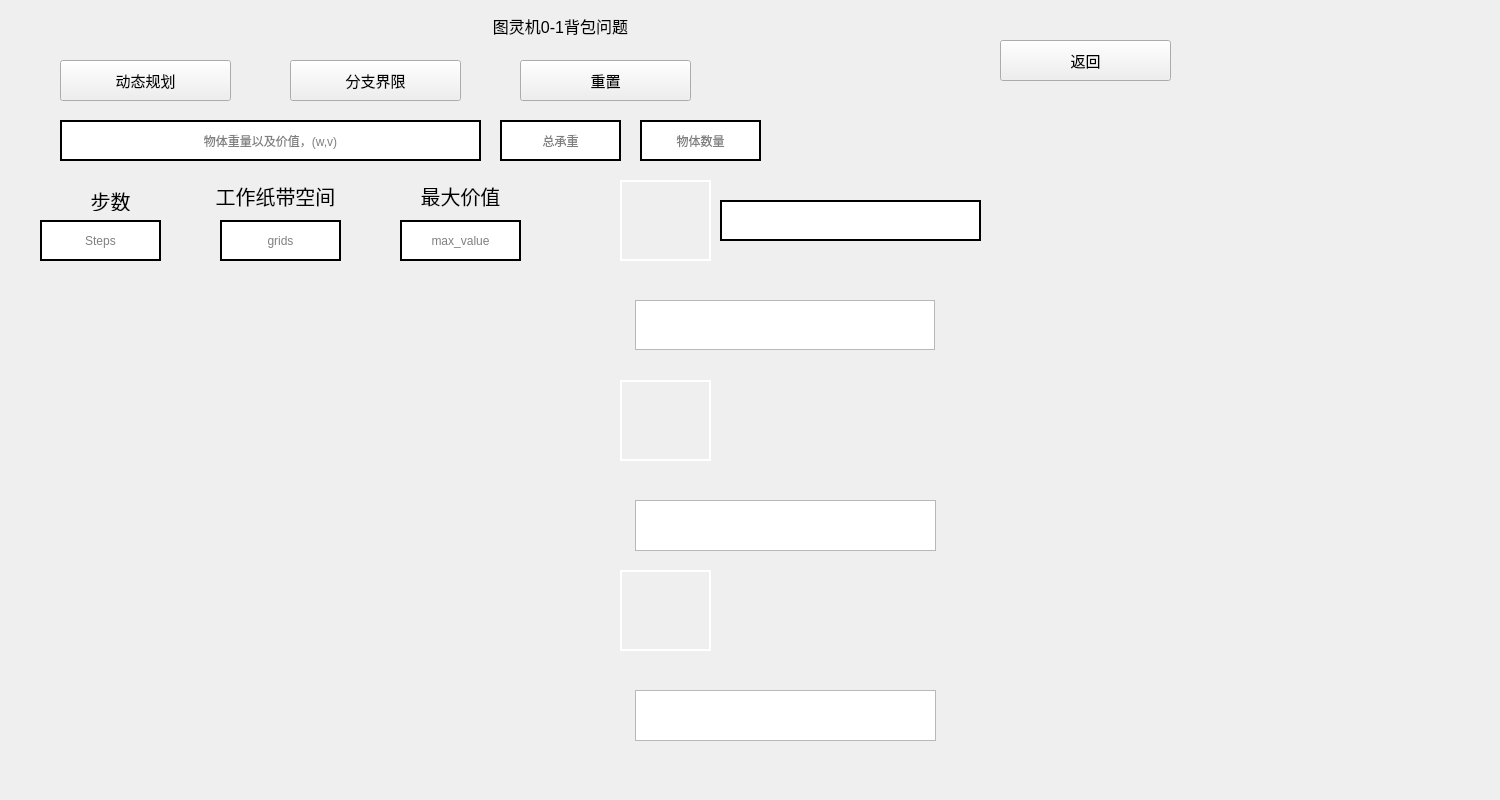
Old version of the form ui/knapsack.ui in the repository Createrzj/Turing-Machine.
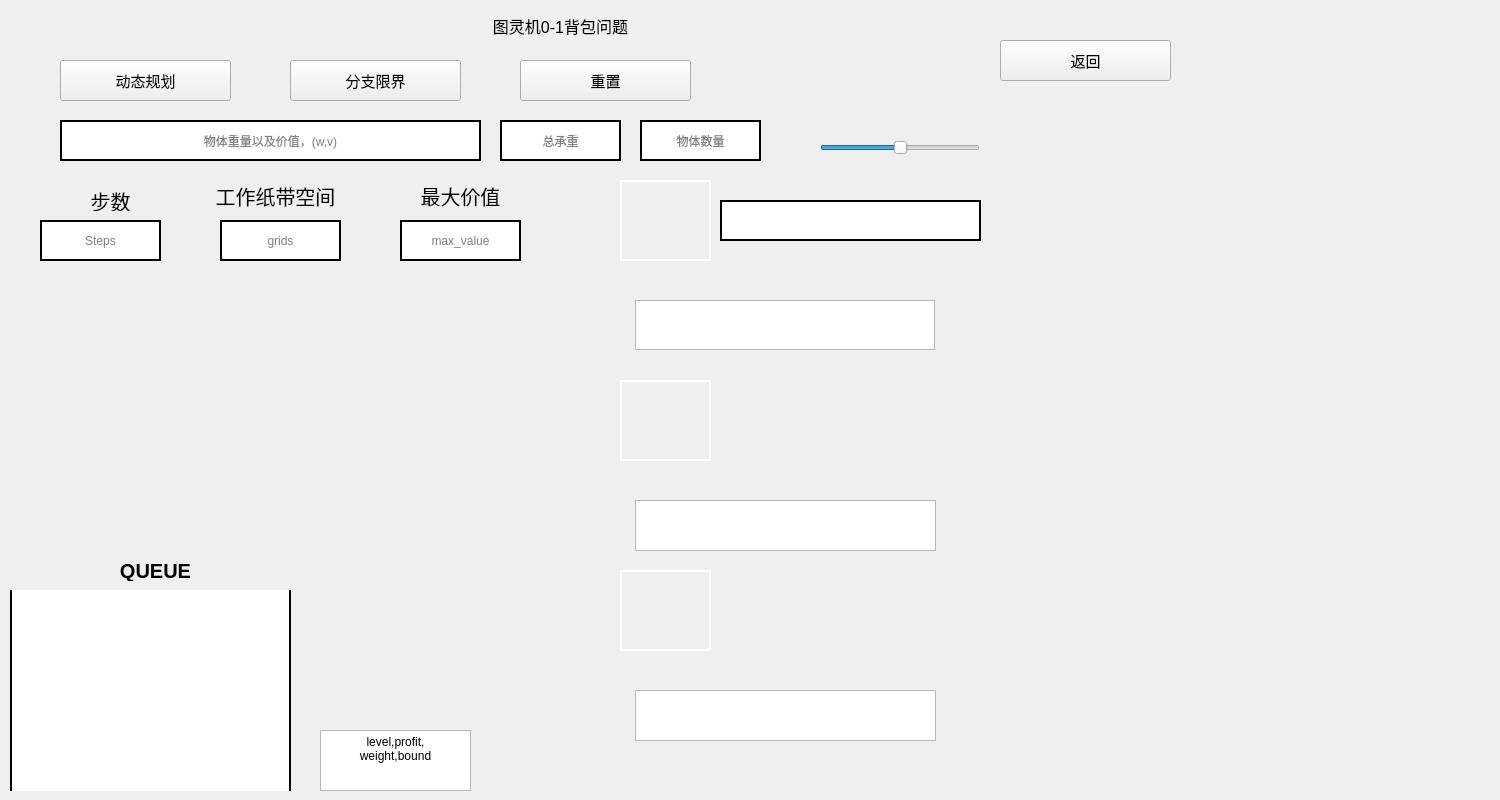
New version of the form.

Diff of the .ui file:
```diff
--- a/ui/knapsack.ui
+++ b/ui/knapsack.ui
@@ -609,7 +609,90 @@
 }</string>
    </property>
    <property name="text">
-    <string>分支界限</string>
+    <string>分支限界</string>
+   </property>
+  </widget>
+  <widget class="QSlider" name="horizontalSlider">
+   <property name="geometry">
+    <rect>
+     <x>820</x>
+     <y>140</y>
+     <width>160</width>
+     <height>16</height>
+    </rect>
+   </property>
+   <property name="maximum">
+    <number>2000</number>
+   </property>
+   <property name="sliderPosition">
+    <number>1000</number>
+   </property>
+   <property name="orientation">
+    <enum>Qt::Horizontal</enum>
+   </property>
+  </widget>
+  <widget class="QTextEdit" name="Queue">
+   <property name="geometry">
+    <rect>
+     <x>10</x>
+     <y>590</y>
+     <width>281</width>
+     <height>201</height>
+    </rect>
+   </property>
+   <property name="layoutDirection">
+    <enum>Qt::LeftToRight</enum>
+   </property>
+   <property name="styleSheet">
+    <string notr="true">QTextEdit {
+    border-width: 0px 2px 0px 2px; /* 上、右、下边框1px，左边框0px */
+    border-style: solid;
+    border-color: black; /* 边框颜色为黑色 */
+	font: 12pt &quot;宋体&quot;;
+}
+</string>
+   </property>
+  </widget>
+  <widget class="QLabel" name="label_5">
+   <property name="geometry">
+    <rect>
+     <x>110</x>
+     <y>560</y>
+     <width>91</width>
+     <height>21</height>
+    </rect>
+   </property>
+   <property name="font">
+    <font>
+     <pointsize>15</pointsize>
+     <weight>75</weight>
+     <bold>true</bold>
+    </font>
+   </property>
+   <property name="text">
+    <string>QUEUE</string>
+   </property>
+   <property name="alignment">
+    <set>Qt::AlignCenter</set>
+   </property>
+  </widget>
+  <widget class="QTextBrowser" name="textBrowser">
+   <property name="geometry">
+    <rect>
+     <x>320</x>
+     <y>730</y>
+     <width>151</width>
+     <height>61</height>
+    </rect>
+   </property>
+   <property name="html">
+    <string>&lt;!DOCTYPE HTML PUBLIC &quot;-//W3C//DTD HTML 4.0//EN&quot; &quot;http://www.w3.org/TR/REC-html40/strict.dtd&quot;&gt;
+&lt;html&gt;&lt;head&gt;&lt;meta name=&quot;qrichtext&quot; content=&quot;1&quot; /&gt;&lt;style type=&quot;text/css&quot;&gt;
+p, li { white-space: pre-wrap; }
+&lt;/style&gt;&lt;/head&gt;&lt;body style=&quot; font-family:'SimSun'; font-size:9pt; font-weight:400; font-style:normal;&quot;&gt;
+&lt;p align=&quot;center&quot; style=&quot; margin-top:0px; margin-bottom:0px; margin-left:0px; margin-right:0px; -qt-block-indent:0; text-indent:0px;&quot;&gt;level,profit,&lt;/p&gt;
+&lt;p align=&quot;center&quot; style=&quot; margin-top:0px; margin-bottom:0px; margin-left:0px; margin-right:0px; -qt-block-indent:0; text-indent:0px;&quot;&gt;weight,bound&lt;/p&gt;
+&lt;p align=&quot;center&quot; style=&quot;-qt-paragraph-type:empty; margin-top:0px; margin-bottom:0px; margin-left:0px; margin-right:0px; -qt-block-indent:0; text-indent:0px;&quot;&gt;&lt;br /&gt;&lt;/p&gt;&lt;/body&gt;&lt;/html&gt;</string>
    </property>
   </widget>
  </widget>
```
